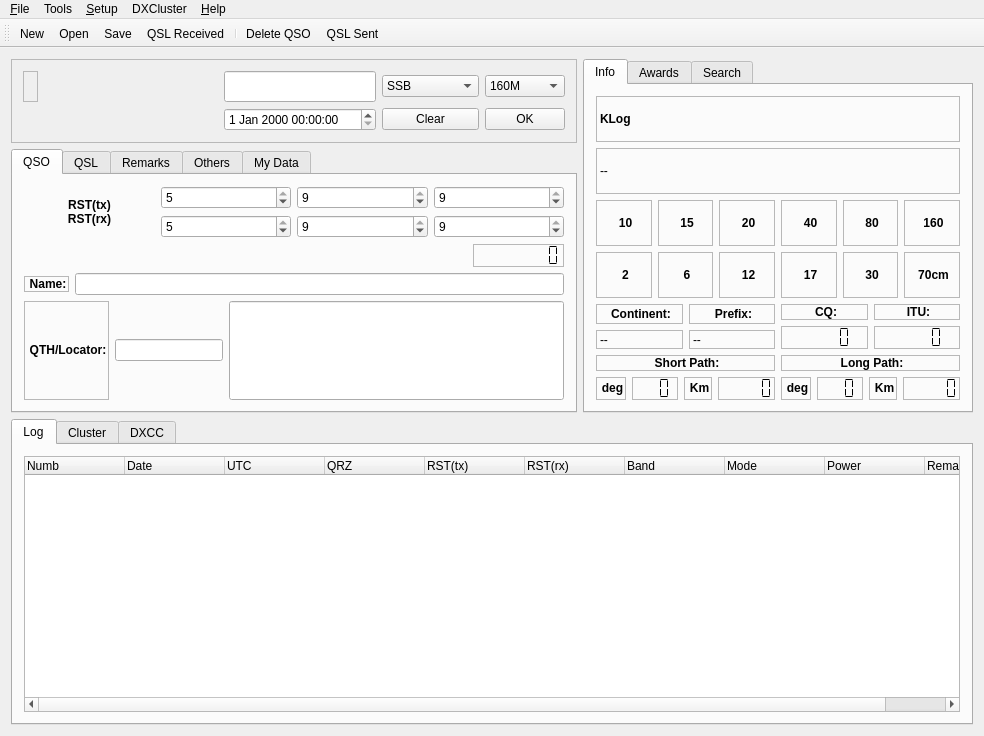
Old version of the form src/klog.ui in the repository dbasden/klog.
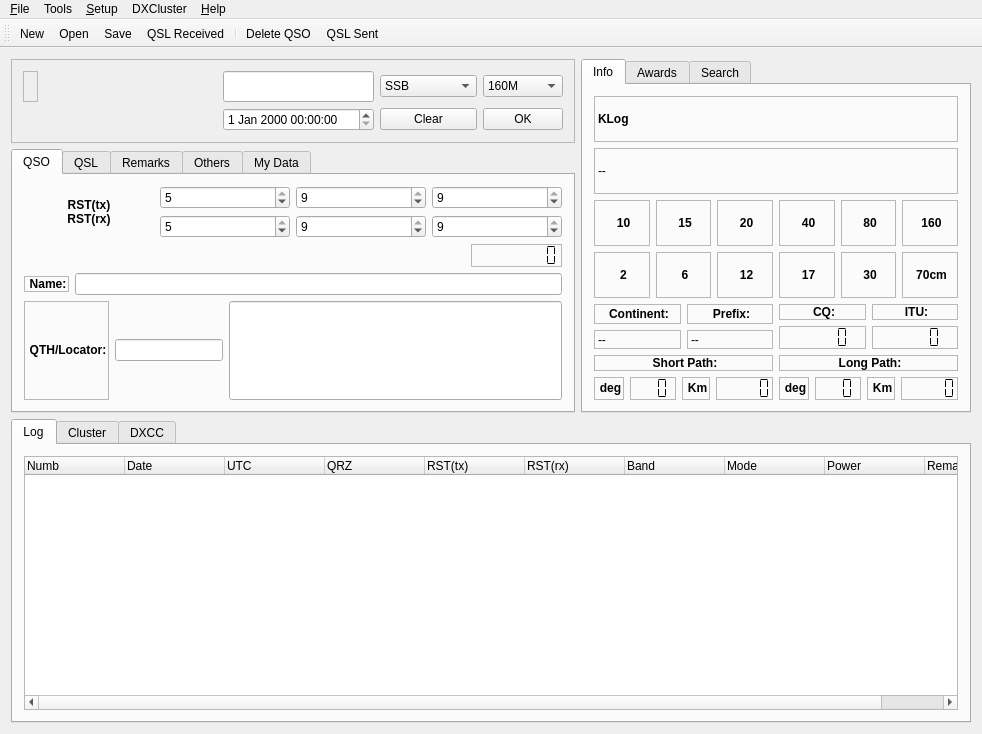
New version of the form. The open tabs and pages were chosen to show the change. Icons and pictures are not drawn.

Commit message: Removed create world from world and added a check to the main klog file. Fixed problem where loading a preferences file. This was due to an empty string in things like locator and callsign Put the qrzLineEdit changed slot in klog.cpp General tidy up

Diff of the .ui file:
```diff
--- a/src/klog.ui
+++ b/src/klog.ui
@@ -10,8 +10,8 @@
    <rect>
     <x>0</x>
     <y>0</y>
-    <width>984</width>
-    <height>736</height>
+    <width>982</width>
+    <height>734</height>
    </rect>
   </property>
   <property name="sizePolicy">
@@ -2359,8 +2359,8 @@
     <rect>
      <x>0</x>
      <y>0</y>
-     <width>984</width>
-     <height>32</height>
+     <width>982</width>
+     <height>23</height>
     </rect>
    </property>
    <property name="defaultUp">
```
Left out of the diff: 20 changed lines with no effect on the pictures. The commit also changes 5 other files.
